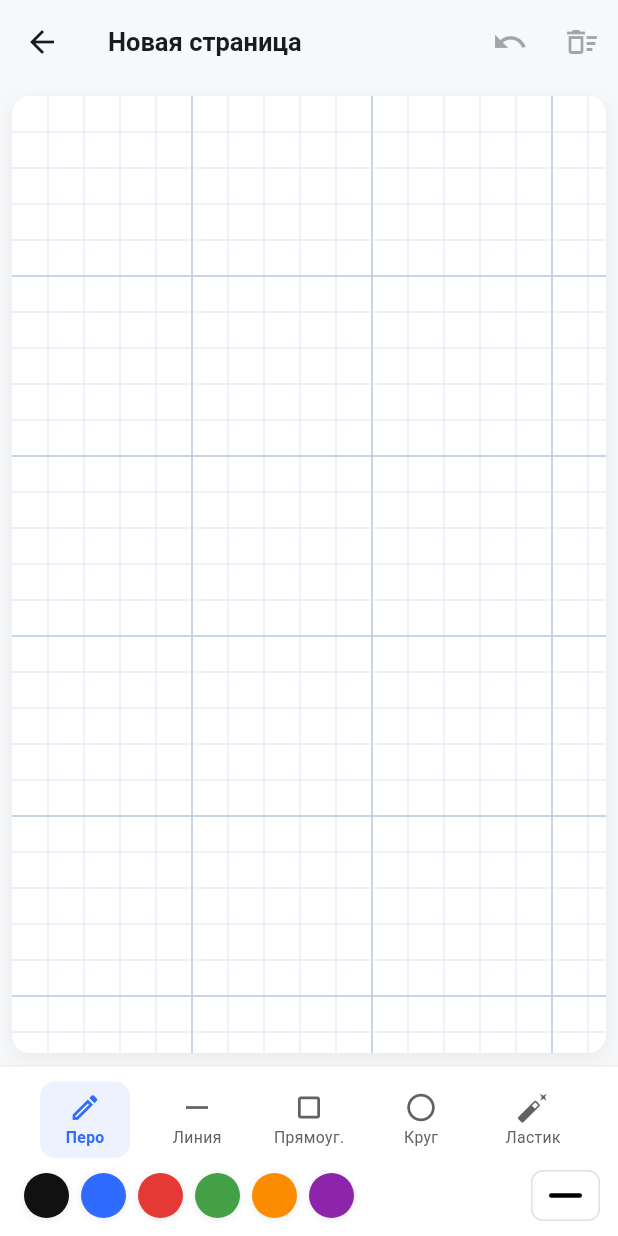
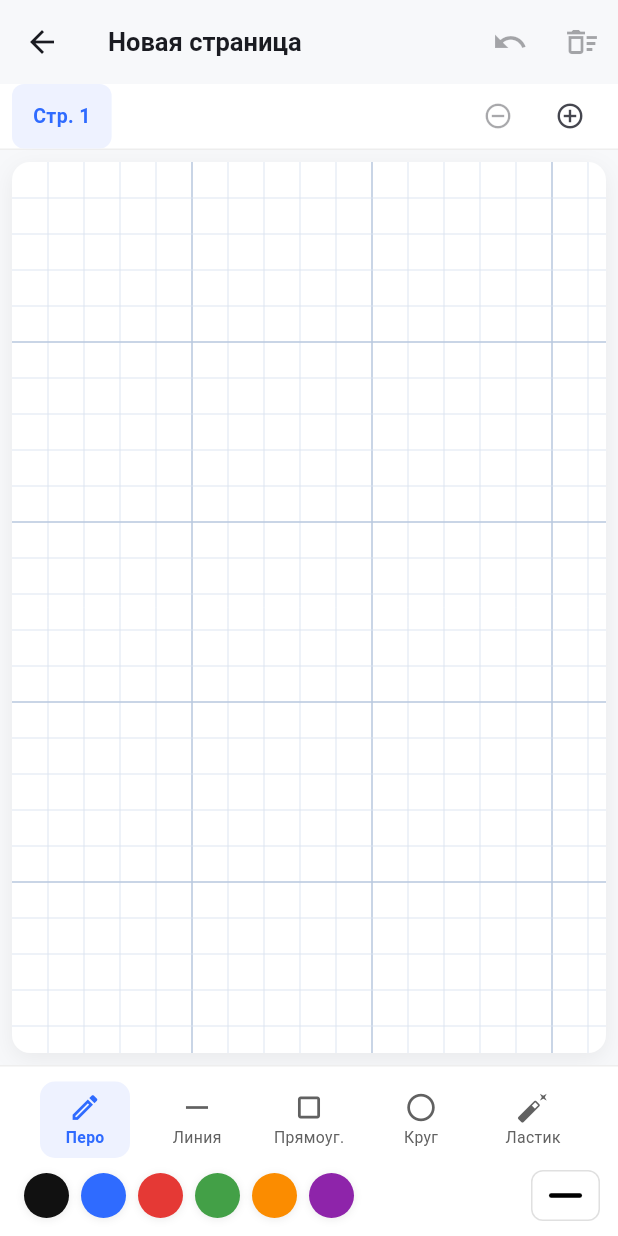
Before and after one commit to baras-itis/MobileBook, a Flutter app: the screen it shows after launch, after a tap on "Создать", on a phone screen of 412 x 824 dp. Run offline on Flutter 3.47's test engine with Material 3 defaults, Android fonts, the phone set to English and light mode, and no system bars; our stand-ins replace pdf, printing, shared_preferences; missing offline and left inert: dart:html.

Commit message:
feat: MultiPage, Export button

```diff
--- a/lib/models/note_page.dart
+++ b/lib/models/note_page.dart
@@ -1,31 +1,70 @@
 import 'draw_element.dart';
+
+class CanvasPage {
+  final String id;
+  final List<DrawElement> elements;
+
+  const CanvasPage({
+    required this.id,
+    required this.elements,
+  });
+
+  CanvasPage copyWith({List<DrawElement>? elements}) {
+    return CanvasPage(
+      id: id,
+      elements: elements ?? this.elements,
+    );
+  }
+
+  Map<String, dynamic> toJson() => {
+        'id': id,
+        'elements': elements.map((e) => e.toJson()).toList(),
+      };
+
+  factory CanvasPage.fromJson(Map<String, dynamic> json) {
+    return CanvasPage(
+      id: json['id'] as String,
+      elements: (json['elements'] as List)
+          .map((e) => DrawElement.fromJson(e as Map<String, dynamic>))
+          .toList(),
+    );
+  }
+}
 
 class NotePage {
   final String id;
   final String title;
   final DateTime createdAt;
   final DateTime updatedAt;
-  final List<DrawElement> elements;
+  final double canvasWidth;
+  final double canvasHeight;
+  final List<CanvasPage> pages;
 
   const NotePage({
     required this.id,
     required this.title,
     required this.createdAt,
     required this.updatedAt,
-    required this.elements,
+    required this.canvasWidth,
+    required this.canvasHeight,
+    required this.pages,
   });
 
   NotePage copyWith({
     String? title,
     DateTime? updatedAt,
-    List<DrawElement>? elements,
+    double? canvasWidth,
+    double? canvasHeight,
+    List<CanvasPage>? pages,
   }) {
     return NotePage(
       id: id,
       title: title ?? this.title,
       createdAt: createdAt,
       updatedAt: updatedAt ?? this.updatedAt,
-      elements: elements ?? this.elements,
+      canvasWidth: canvasWidth ?? this.canvasWidth,
+      canvasHeight: canvasHeight ?? this.canvasHeight,
+      pages: pages ?? this.pages,
     );
   }
 
@@ -34,18 +73,26 @@ class NotePage {
         'title': title,
         'createdAt': createdAt.toIso8601String(),
         'updatedAt': updatedAt.toIso8601String(),
-        'elements': elements.map((e) => e.toJson()).toList(),
+        'canvasWidth': canvasWidth,
+        'canvasHeight': canvasHeight,
+        'pages': pages.map((p) => p.toJson()).toList(),
       };
 
   factory NotePage.fromJson(Map<String, dynamic> json) {
+    final rawPages = json['pages'] as List?;
+    final pages = rawPages != null
+        ? rawPages
+            .map((p) => CanvasPage.fromJson(p as Map<String, dynamic>))
+            .toList()
+        : <CanvasPage>[];
     return NotePage(
       id: json['id'] as String,
       title: json['title'] as String,
       createdAt: DateTime.parse(json['createdAt'] as String),
       updatedAt: DateTime.parse(json['updatedAt'] as String),
-      elements: (json['elements'] as List)
-          .map((e) => DrawElement.fromJson(e as Map<String, dynamic>))
-          .toList(),
+      canvasWidth: (json['canvasWidth'] as num?)?.toDouble() ?? 360,
+      canvasHeight: (json['canvasHeight'] as num?)?.toDouble() ?? 560,
+      pages: pages,
     );
   }
 }
--- a/lib/providers/page_provider.dart
+++ b/lib/providers/page_provider.dart
@@ -8,7 +8,7 @@ import '../models/draw_element.dart';
 import '../models/note_page.dart';
 
 class PageProvider extends ChangeNotifier {
-  static const _storageKey = 'note_pages_v1';
+  static const _storageKey = 'note_pages_v2';
   static const _uuid = Uuid();
 
   final List<NotePage> _pages = [];
@@ -49,7 +49,11 @@ class PageProvider extends ChangeNotifier {
       title: title,
       createdAt: now,
       updatedAt: now,
-      elements: const [],
+      canvasWidth: 360,
+      canvasHeight: 560,
+      pages: [
+        CanvasPage(id: _uuid.v4(), elements: const []),
+      ],
     );
     _pages.insert(0, page);
     notifyListeners();
@@ -81,11 +85,56 @@ class PageProvider extends ChangeNotifier {
     await _persist();
   }
 
-  Future<void> updateElements(String id, List<DrawElement> elements) async {
+  Future<void> updateCanvasSize(String id, double w, double h) async {
     final idx = _pages.indexWhere((p) => p.id == id);
     if (idx == -1) return;
-    _pages[idx] = _pages[idx].copyWith(
-      elements: elements,
+    final p = _pages[idx];
+    if (p.canvasWidth == w && p.canvasHeight == h) return;
+    _pages[idx] = p.copyWith(canvasWidth: w, canvasHeight: h);
+    notifyListeners();
+    await _persist();
+  }
+
+  Future<void> updateElements(
+    String id,
+    String canvasPageId,
+    List<DrawElement> elements,
+  ) async {
+    final idx = _pages.indexWhere((p) => p.id == id);
+    if (idx == -1) return;
+    final p = _pages[idx];
+    final pages = p.pages.map((cp) {
+      if (cp.id == canvasPageId) {
+        return cp.copyWith(elements: elements);
+      }
+      return cp;
+    }).toList();
+    _pages[idx] = p.copyWith(pages: pages, updatedAt: DateTime.now());
+    notifyListeners();
+    await _persist();
+  }
+
+  Future<CanvasPage> addCanvasPage(String noteId) async {
+    final idx = _pages.indexWhere((p) => p.id == noteId);
+    if (idx == -1) throw StateError('Note not found');
+    final newPage = CanvasPage(id: _uuid.v4(), elements: const []);
+    final p = _pages[idx];
+    _pages[idx] = p.copyWith(
+      pages: [...p.pages, newPage],
+      updatedAt: DateTime.now(),
+    );
+    notifyListeners();
+    await _persist();
+    return newPage;
+  }
+
+  Future<void> deleteCanvasPage(String noteId, String canvasPageId) async {
+    final idx = _pages.indexWhere((p) => p.id == noteId);
+    if (idx == -1) return;
+    final p = _pages[idx];
+    if (p.pages.length <= 1) return;
+    _pages[idx] = p.copyWith(
+      pages: p.pages.where((cp) => cp.id != canvasPageId).toList(),
       updatedAt: DateTime.now(),
     );
     notifyListeners();
--- a/lib/screens/editor_screen.dart
+++ b/lib/screens/editor_screen.dart
@@ -26,16 +26,19 @@ class _EditorScreenState extends State<EditorScreen> {
   Color _color = Colors.black;
   double _strokeWidth = 3.0;
 
+  int _canvasIndex = 0;
   late List<DrawElement> _elements;
   DrawElement? _current;
-
   Timer? _saveDebounce;
+  String? _currentCanvasPageId;
 
   @override
   void initState() {
     super.initState();
     final page = context.read<PageProvider>().findById(widget.pageId);
-    _elements = List.of(page?.elements ?? const <DrawElement>[]);
+    final canvasPage = page?.pages[_canvasIndex];
+    _currentCanvasPageId = canvasPage?.id;
+    _elements = List.of(canvasPage?.elements ?? const <DrawElement>[]);
   }
 
   @override
@@ -46,12 +49,39 @@ class _EditorScreenState extends State<EditorScreen> {
   }
 
   void _flushSave() {
-    context.read<PageProvider>().updateElements(widget.pageId, _elements);
+    final id = _currentCanvasPageId;
+    if (id == null) return;
+    context.read<PageProvider>().updateElements(widget.pageId, id, _elements);
   }
 
   void _scheduleSave() {
     _saveDebounce?.cancel();
     _saveDebounce = Timer(const Duration(milliseconds: 400), _flushSave);
+  }
+
+  void _switchToCanvas(int index) {
+    _flushSave();
+    _saveDebounce?.cancel();
+    final page = context.read<PageProvider>().findById(widget.pageId);
+    if (page == null) return;
+    if (index < 0 || index >= page.pages.length) return;
+    final cp = page.pages[index];
+    setState(() {
+      _canvasIndex = index;
+      _currentCanvasPageId = cp.id;
+      _elements = List.of(cp.elements);
+      _current = null;
+    });
+  }
+
+  Future<void> _addCanvasPage() async {
+    _flushSave();
+    final newPage =
+        await context.read<PageProvider>().addCanvasPage(widget.pageId);
+    final page = context.read<PageProvider>().findById(widget.pageId);
+    if (page == null) return;
+    final idx = page.pages.indexWhere((cp) => cp.id == newPage.id);
+    _switchToCanvas(idx);
   }
 
   void _onStrokeStart(Offset p) {
@@ -64,20 +94,11 @@ class _EditorScreenState extends State<EditorScreen> {
       switch (_tool) {
         case ToolType.pen:
           _current = StrokeElement(
-            id: id,
-            color: _color,
-            strokeWidth: _strokeWidth,
-            points: [p],
-          );
+              id: id, color: _color, strokeWidth: _strokeWidth, points: [p]);
           break;
         case ToolType.line:
           _current = LineElement(
-            id: id,
-            color: _color,
-            strokeWidth: _strokeWidth,
-            start: p,
-            end: p,
-          );
+              id: id, color: _color, strokeWidth: _strokeWidth, start: p, end: p);
           break;
         case ToolType.rectangle:
           _current = RectangleElement(
@@ -85,8 +106,7 @@ class _EditorScreenState extends State<EditorScreen> {
               color: _color,
               strokeWidth: _strokeWidth,
               topLeft: p,
-            bottomRight: p,
-          );
+              bottomRight: p);
           break;
         case ToolType.circle:
           _current = CircleElement(
@@ -94,8 +114,7 @@ class _EditorScreenState extends State<EditorScreen> {
               color: _color,
               strokeWidth: _strokeWidth,
               center: p,
-            radius: 0,
-          );
+              radius: 0);
           break;
         case ToolType.eraser:
           break;
@@ -110,7 +129,6 @@ class _EditorScreenState extends State<EditorScreen> {
     }
     final cur = _current;
     if (cur == null) return;
-
     setState(() {
       if (cur is StrokeElement) {
         _current = StrokeElement(
@@ -158,7 +176,7 @@ class _EditorScreenState extends State<EditorScreen> {
   }
 
   void _eraseAt(Offset p) {
-    final hitThreshold = 14.0;
+    const hitThreshold = 14.0;
     final before = _elements.length;
     setState(() {
       _elements = _elements.where((e) {
@@ -228,6 +246,10 @@ class _EditorScreenState extends State<EditorScreen> {
     if (page == null) {
       return const Scaffold(body: Center(child: Text('Страница не найдена')));
     }
+    if (_canvasIndex >= page.pages.length) {
+      _canvasIndex = page.pages.length - 1;
+    }
+    final canvasPage = page.pages[_canvasIndex];
 
     return Scaffold(
       appBar: AppBar(
@@ -252,15 +274,33 @@ class _EditorScreenState extends State<EditorScreen> {
       ),
       body: Column(
         children: [
+          _pageSwitcher(page),
           Expanded(
             child: Padding(
               padding: const EdgeInsets.all(8),
-              child: DrawingCanvas(
+              child: LayoutBuilder(
+                builder: (context, constraints) {
+                  final size = Size(
+                    constraints.maxWidth - 16,
+                    constraints.maxHeight - 16,
+                  );
+                  WidgetsBinding.instance.addPostFrameCallback((_) {
+                    context.read<PageProvider>().updateCanvasSize(
+                          widget.pageId,
+                          size.width,
+                          size.height,
+                        );
+                  });
+                  return DrawingCanvas(
+                    pageId: widget.pageId,
+                    canvasPageId: canvasPage.id,
                     elements: _elements,
                     current: _current,
                     onStrokeStart: _onStrokeStart,
                     onStrokeUpdate: _onStrokeUpdate,
                     onStrokeEnd: _onStrokeEnd,
+                  );
+                },
               ),
             ),
           ),
@@ -276,8 +316,102 @@ class _EditorScreenState extends State<EditorScreen> {
       ),
     );
   }
+
+  Widget _pageSwitcher(NotePage page) {
+    return Container(
+      height: 44,
+      padding: const EdgeInsets.symmetric(horizontal: 8),
+      decoration: BoxDecoration(
+        color: Colors.white,
+        border: Border(bottom: BorderSide(color: Colors.grey.shade200)),
+      ),
+      child: Row(
+        children: [
+          Expanded(
+            child: ListView.separated(
+              scrollDirection: Axis.horizontal,
+              itemCount: page.pages.length,
+              separatorBuilder: (_, __) => const SizedBox(width: 6),
+              itemBuilder: (_, i) {
+                final selected = i == _canvasIndex;
+                return InkWell(
+                  borderRadius: BorderRadius.circular(8),
+                  onTap: () => _switchToCanvas(i),
+                  child: Container(
+                    alignment: Alignment.center,
+                    padding: const EdgeInsets.symmetric(horizontal: 14),
+                    decoration: BoxDecoration(
+                      color: selected
+                          ? const Color(0xFFEEF2FF)
+                          : Colors.transparent,
+                      borderRadius: BorderRadius.circular(8),
+                    ),
+                    child: Text(
+                      'Стр. ${i + 1}',
+                      style: TextStyle(
+                        fontSize: 13,
+                        fontWeight:
+                            selected ? FontWeight.w600 : FontWeight.w400,
+                        color: selected
+                            ? const Color(0xFF2F6BFF)
+                            : Colors.grey.shade700,
+                      ),
+                    ),
+                  ),
+                );
+              },
+            ),
+          ),
+          IconButton(
+            tooltip: 'Удалить страницу',
+            icon: const Icon(Icons.remove_circle_outline, size: 20),
+            onPressed: page.pages.length <= 1
+                ? null
+                : () => _deleteCanvasPage(page),
+          ),
+          IconButton(
+            tooltip: 'Добавить страницу',
+            icon: const Icon(Icons.add_circle_outline, size: 20),
+            onPressed: _addCanvasPage,
+          ),
+        ],
+      ),
+    );
   }
 
-// NotePage используется только для типа page в build — импорт нужен для явности.
-// ignore: unused_element
-typedef _PageRef = NotePage;
+  Future<void> _deleteCanvasPage(NotePage page) async {
+    _flushSave();
+    final cp = page.pages[_canvasIndex];
+    final ok = await showDialog<bool>(
+      context: context,
+      builder: (ctx) => AlertDialog(
+        title: const Text('Удалить страницу?'),
+        content: Text('Страница ${_canvasIndex + 1} будет удалена.'),
+        actions: [
+          TextButton(
+            onPressed: () => Navigator.pop(ctx, false),
+            child: const Text('Отмена'),
+          ),
+          FilledButton(
+            style: FilledButton.styleFrom(backgroundColor: Colors.red),
+            onPressed: () => Navigator.pop(ctx, true),
+            child: const Text('Удалить'),
+          ),
+        ],
+      ),
+    );
+    if (ok != true) return;
+    await context.read<PageProvider>().deleteCanvasPage(widget.pageId, cp.id);
+    if (_canvasIndex >= page.pages.length - 1) {
+      _canvasIndex = page.pages.length - 2;
+    }
+    final updated = context.read<PageProvider>().findById(widget.pageId);
+    if (updated == null) return;
+    final newCp = updated.pages[_canvasIndex];
+    setState(() {
+      _currentCanvasPageId = newCp.id;
+      _elements = List.of(newCp.elements);
+      _current = null;
+    });
+  }
+}
--- a/lib/screens/home_screen.dart
+++ b/lib/screens/home_screen.dart
@@ -28,24 +28,20 @@ class HomeScreen extends StatelessWidget {
                   padding: const EdgeInsets.all(16),
                   itemCount: provider.pages.length,
                   separatorBuilder: (_, __) => const SizedBox(height: 10),
-                  itemBuilder: (context, i) {
-                    final page = provider.pages[i];
-                    return _PageTile(page: page);
-                  },
+                  itemBuilder: (context, i) =>
+                      _PageTile(page: provider.pages[i]),
                 ),
       floatingActionButton: FloatingActionButton.extended(
-        onPressed: () => _openNewPage(context),
+        onPressed: () {
+          final page = context.read<PageProvider>().createPage();
+          Navigator.of(context).push(
+            MaterialPageRoute(
+                builder: (_) => EditorScreen(pageId: page.id)),
+          );
+        },
         icon: const Icon(Icons.add),
         label: const Text('Создать'),
       ),
-    );
-  }
-
-  void _openNewPage(BuildContext context) {
-    final provider = context.read<PageProvider>();
-    final page = provider.createPage();
-    Navigator.of(context).push(
-      MaterialPageRoute(builder: (_) => EditorScreen(pageId: page.id)),
     );
   }
 }
@@ -59,21 +55,14 @@ class _EmptyState extends StatelessWidget {
       child: Column(
         mainAxisSize: MainAxisSize.min,
         children: [
-          Icon(
-            Icons.menu_book_outlined,
-            size: 64,
-            color: Colors.grey.shade400,
-          ),
+          Icon(Icons.menu_book_outlined,
+              size: 64, color: Colors.grey.shade400),
           const SizedBox(height: 12),
-          Text(
-            'Пока нет ни одной страницы',
-            style: TextStyle(color: Colors.grey.shade600, fontSize: 16),
-          ),
+          Text('Пока нет ни одной страницы',
+              style: TextStyle(color: Colors.grey.shade600, fontSize: 16)),
           const SizedBox(height: 4),
-          Text(
-            'Нажмите «Создать», чтобы начать',
-            style: TextStyle(color: Colors.grey.shade500, fontSize: 13),
-          ),
+          Text('Нажмите «Создать», чтобы начать',
+              style: TextStyle(color: Colors.grey.shade500, fontSize: 13)),
         ],
       ),
     );
@@ -87,18 +76,16 @@ class _PageTile extends StatelessWidget {
 
   @override
   Widget build(BuildContext context) {
+    final total = page.pages.fold<int>(
+        0, (sum, cp) => sum + cp.elements.length);
     return Material(
       color: Colors.white,
       borderRadius: BorderRadius.circular(14),
       child: InkWell(
         borderRadius: BorderRadius.circular(14),
-        onTap: () {
-          Navigator.of(context).push(
-            MaterialPageRoute(
-              builder: (_) => EditorScreen(pageId: page.id),
-            ),
-          );
-        },
+        onTap: () => Navigator.of(context).push(
+          MaterialPageRoute(builder: (_) => EditorScreen(pageId: page.id)),
+        ),
         onLongPress: () => _showActions(context),
         child: Padding(
           padding: const EdgeInsets.symmetric(horizontal: 14, vertical: 12),
@@ -111,7 +98,8 @@ class _PageTile extends StatelessWidget {
                   color: const Color(0xFFEEF2FF),
                   borderRadius: BorderRadius.circular(8),
                 ),
-                child: const Icon(Icons.description_outlined, color: Color(0xFF2F6BFF)),
+                child: const Icon(Icons.description_outlined,
+                    color: Color(0xFF2F6BFF)),
               ),
               const SizedBox(width: 14),
               Expanded(
@@ -123,17 +111,13 @@ class _PageTile extends StatelessWidget {
                       maxLines: 1,
                       overflow: TextOverflow.ellipsis,
                       style: const TextStyle(
-                        fontSize: 16,
-                        fontWeight: FontWeight.w600,
-                      ),
+                          fontSize: 16, fontWeight: FontWeight.w600),
                     ),
                     const SizedBox(height: 4),
                     Text(
-                      '${page.elements.length} элем. • ${_formatDate(page.updatedAt)}',
+                      '${page.pages.length} стр. • $total элем. • ${_formatDate(page.updatedAt)}',
                       style: TextStyle(
-                        fontSize: 12.5,
-                        color: Colors.grey.shade600,
-                      ),
+                          fontSize: 12.5, color: Colors.grey.shade600),
                     ),
                   ],
                 ),
@@ -175,7 +159,8 @@ class _PageTile extends StatelessWidget {
             ),
             ListTile(
               leading: const Icon(Icons.delete_outline, color: Colors.red),
-              title: const Text('Удалить', style: TextStyle(color: Colors.red)),
+              title:
+                  const Text('Удалить', style: TextStyle(color: Colors.red)),
               onTap: () {
                 Navigator.pop(context);
                 _confirmDelete(context);
--- /dev/null
+++ b/lib/services/pdf_download_stub.dart
@@ -0,0 +1,5 @@
+import 'dart:typed_data';
+
+void downloadPdfOnWeb(Uint8List bytes, String filename) {
+  throw UnsupportedError('downloadPdfOnWeb is only for web');
+}
--- a/lib/widgets/drawing_canvas.dart
+++ b/lib/widgets/drawing_canvas.dart
@@ -3,6 +3,8 @@ import 'package:flutter/material.dart';
 import '../models/draw_element.dart';
 
 class DrawingCanvas extends StatelessWidget {
+  final String pageId;
+  final String canvasPageId;
   final List<DrawElement> elements;
   final DrawElement? current;
   final ValueChanged<Offset> onStrokeStart;
@@ -11,6 +13,8 @@ class DrawingCanvas extends StatelessWidget {
 
   const DrawingCanvas({
     super.key,
+    required this.pageId,
+    required this.canvasPageId,
     required this.elements,
     required this.current,
     required this.onStrokeStart,
@@ -73,7 +77,6 @@ class _CanvasPainter extends CustomPainter {
   @override
   void paint(Canvas canvas, Size size) {
     _drawGrid(canvas, size);
-
     for (final e in elements) {
       _drawElement(canvas, size, e);
     }
@@ -96,13 +99,13 @@ class _CanvasPainter extends CustomPainter {
 
     for (var i = 1; i < cols; i++) {
       final x = i * _cellSize;
-      final paint = i % 5 == 0 ? major : minor;
-      canvas.drawLine(Offset(x, 0), Offset(x, size.height), paint);
+      canvas.drawLine(
+          Offset(x, 0), Offset(x, size.height), i % 5 == 0 ? major : minor);
     }
     for (var j = 1; j < rows; j++) {
       final y = j * _cellSize;
-      final paint = j % 5 == 0 ? major : minor;
-      canvas.drawLine(Offset(0, y), Offset(size.width, y), paint);
+      canvas.drawLine(
+          Offset(0, y), Offset(size.width, y), j % 5 == 0 ? major : minor);
     }
   }
 
@@ -122,15 +125,10 @@ class _CanvasPainter extends CustomPainter {
       _drawStroke(canvas, size, e);
     } else if (e is LineElement) {
       canvas.drawLine(
-        _denorm(e.start, size),
-        _denorm(e.end, size),
-        _strokePaint(e),
-      );
+          _denorm(e.start, size), _denorm(e.end, size), _strokePaint(e));
     } else if (e is RectangleElement) {
       final rect = Rect.fromPoints(
-        _denorm(e.topLeft, size),
-        _denorm(e.bottomRight, size),
-      );
+          _denorm(e.topLeft, size), _denorm(e.bottomRight, size));
       canvas.drawRect(rect, _strokePaint(e));
     } else if (e is CircleElement) {
       final center = _denorm(e.center, size);
@@ -146,7 +144,6 @@ class _CanvasPainter extends CustomPainter {
       canvas.drawCircle(p, e.strokeWidth / 2, Paint()..color = e.color);
       return;
     }
-
     final path = Path();
     final pts = e.points.map((p) => _denorm(p, size)).toList();
     path.moveTo(pts.first.dx, pts.first.dy);
@@ -158,7 +155,6 @@ class _CanvasPainter extends CustomPainter {
       path.quadraticBezierTo(pts[i].dx, pts[i].dy, mid.dx, mid.dy);
     }
     path.lineTo(pts.last.dx, pts.last.dy);
-
     canvas.drawPath(path, _strokePaint(e));
   }
 
```
Also changed, not shown: lib/services/pdf_download_web.dart (added, +14 -0 lines), lib/services/pdf_export.dart (+43 -37 lines), pubspec.yaml (+0 -7 lines), 1 other file. Lines whose indentation alone changed are shown as unchanged.
